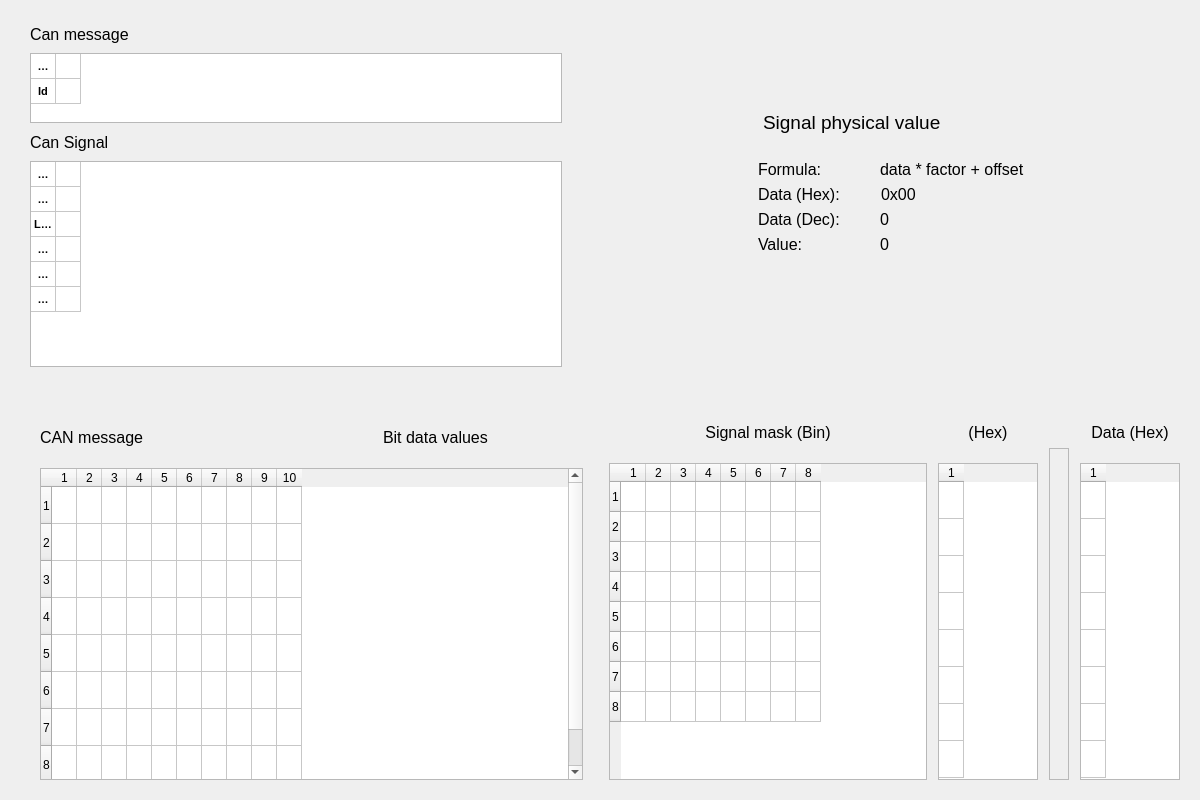
First picture: the form in BusConfigUI/CanMessageSimulator.ui, repository Patryk-97/BusConfig, before the edit.
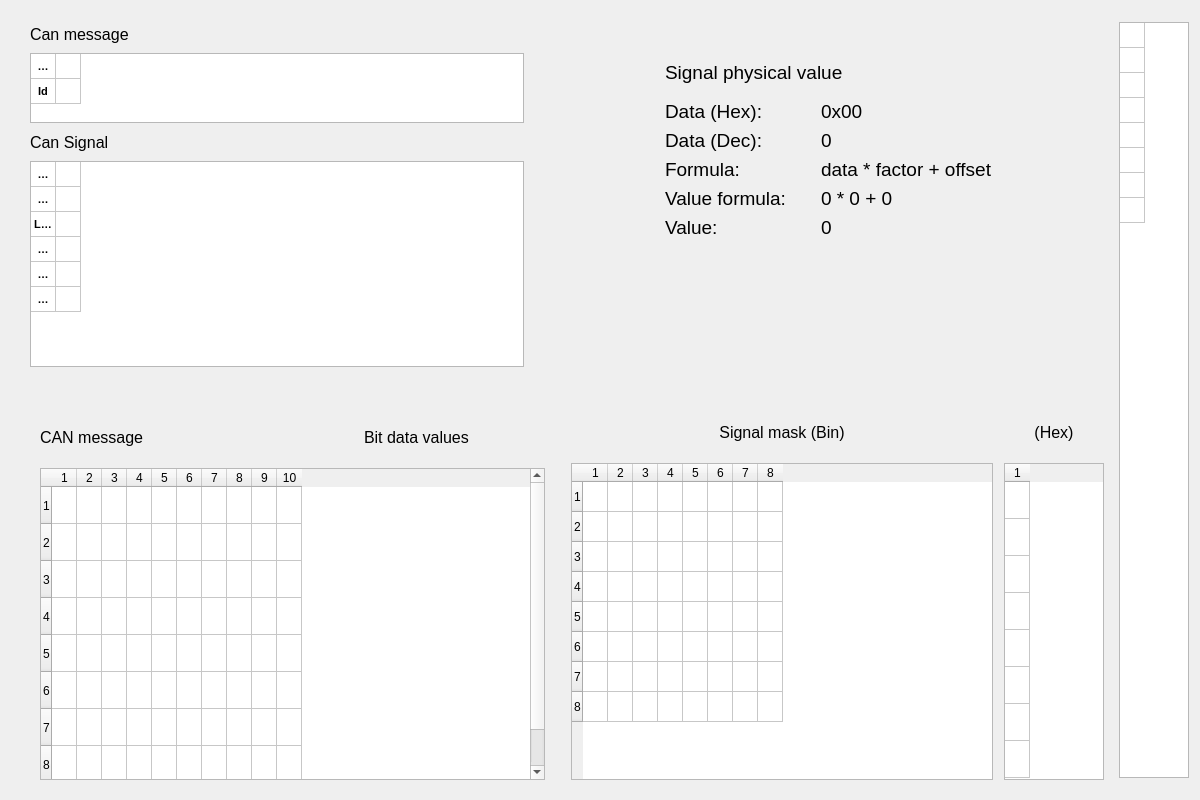
Second picture: the form after the edit.

Commit message: Added can signal raw data table widget and background colors of msb and lsb

What changed in the file:
```diff
--- a/BusConfigUI/CanMessageSimulator.ui
+++ b/BusConfigUI/CanMessageSimulator.ui
@@ -24,7 +24,7 @@
 	border: 0;
 }</string>
   </property>
-  <layout class="QGridLayout" name="gridLayout_2" rowstretch="1,1">
+  <layout class="QGridLayout" name="gridLayout_2" rowstretch="1,1" columnstretch="16,1">
    <property name="leftMargin">
     <number>0</number>
    </property>
@@ -252,6 +252,15 @@
           <property name="textAlignment">
            <set>AlignCenter</set>
           </property>
+          <property name="background">
+           <brush brushstyle="NoBrush">
+            <color alpha="255">
+             <red>0</red>
+             <green>0</green>
+             <blue>0</blue>
+            </color>
+           </brush>
+          </property>
           <property name="flags">
            <set>ItemIsSelectable|ItemIsDragEnabled|ItemIsDropEnabled|ItemIsUserCheckable|ItemIsEnabled</set>
           </property>
@@ -367,59 +376,47 @@
      <item>
       <widget class="QWidget" name="widget" native="true">
        <layout class="QFormLayout" name="formLayout">
+        <property name="horizontalSpacing">
+         <number>30</number>
+        </property>
+        <property name="verticalSpacing">
+         <number>6</number>
+        </property>
         <property name="leftMargin">
-         <number>160</number>
+         <number>60</number>
         </property>
         <property name="topMargin">
-         <number>100</number>
+         <number>50</number>
         </property>
         <property name="bottomMargin">
          <number>100</number>
         </property>
-        <item row="1" column="0" colspan="2">
-         <widget class="QLabel" name="label_12">
-          <property name="font">
-           <font>
-            <pointsize>14</pointsize>
-            <weight>50</weight>
-            <bold>false</bold>
-            <underline>false</underline>
-            <strikeout>false</strikeout>
-           </font>
-          </property>
-          <property name="styleSheet">
-           <string notr="true">QLabel {
-	margin-bottom: 20px;
-}</string>
-          </property>
-          <property name="text">
-           <string>Signal physical value</string>
-          </property>
-         </widget>
-        </item>
-        <item row="3" column="0">
+        <item row="4" column="0">
          <widget class="QLabel" name="label">
           <property name="font">
            <font>
-            <pointsize>12</pointsize>
+            <pointsize>14</pointsize>
            </font>
           </property>
+          <property name="styleSheet">
+           <string notr="true">QLabel {
+	margin-left: 40px;
+}</string>
+          </property>
           <property name="text">
            <string>Data (Hex):</string>
           </property>
          </widget>
         </item>
-        <item row="3" column="1">
+        <item row="4" column="1">
          <widget class="QLabel" name="label_DataHex">
           <property name="font">
            <font>
-            <pointsize>12</pointsize>
+            <pointsize>14</pointsize>
            </font>
           </property>
           <property name="styleSheet">
-           <string notr="true">QLabel {
-	margin-left: 35px;
-}</string>
+           <string notr="true"/>
           </property>
           <property name="text">
            <string>0x00</string>
@@ -429,93 +426,156 @@
           </property>
          </widget>
         </item>
-        <item row="4" column="0">
+        <item row="5" column="0">
          <widget class="QLabel" name="label_3">
           <property name="font">
            <font>
-            <pointsize>12</pointsize>
+            <pointsize>14</pointsize>
            </font>
           </property>
+          <property name="styleSheet">
+           <string notr="true">QLabel {
+	margin-left: 40px;
+}</string>
+          </property>
           <property name="text">
            <string>Data (Dec):</string>
           </property>
          </widget>
         </item>
-        <item row="4" column="1">
-         <widget class="QLabel" name="label_DataDec">
-          <property name="font">
-           <font>
-            <pointsize>12</pointsize>
-           </font>
-          </property>
-          <property name="styleSheet">
-           <string notr="true">QLabel {
-	margin-left: 30px;
-}</string>
-          </property>
-          <property name="text">
-           <string>0</string>
-          </property>
-         </widget>
-        </item>
-        <item row="5" column="0">
-         <widget class="QLabel" name="label_5">
-          <property name="font">
-           <font>
-            <pointsize>12</pointsize>
-           </font>
-          </property>
-          <property name="text">
-           <string>Value:</string>
-          </property>
-         </widget>
-        </item>
         <item row="5" column="1">
-         <widget class="QLabel" name="label_Value">
+         <widget class="QLabel" name="label_DataDec">
           <property name="font">
            <font>
-            <pointsize>12</pointsize>
+            <pointsize>14</pointsize>
            </font>
           </property>
           <property name="styleSheet">
-           <string notr="true">QLabel {
-	margin-left: 30px;
-}</string>
+           <string notr="true"/>
           </property>
           <property name="text">
            <string>0</string>
           </property>
          </widget>
         </item>
-        <item row="2" column="0">
+        <item row="6" column="0">
          <widget class="QLabel" name="label_2">
           <property name="font">
            <font>
-            <pointsize>12</pointsize>
+            <pointsize>14</pointsize>
            </font>
           </property>
+          <property name="styleSheet">
+           <string notr="true">QLabel {
+	margin-left: 40px;
+}</string>
+          </property>
           <property name="text">
            <string>Formula:</string>
           </property>
          </widget>
         </item>
-        <item row="2" column="1">
+        <item row="6" column="1">
          <widget class="QLabel" name="label_4">
           <property name="font">
            <font>
-            <pointsize>12</pointsize>
+            <pointsize>14</pointsize>
            </font>
           </property>
           <property name="styleSheet">
-           <string notr="true">QLabel {
-	margin-left: 30px;
-}</string>
+           <string notr="true"/>
           </property>
           <property name="text">
            <string>data * factor + offset</string>
           </property>
          </widget>
         </item>
+        <item row="7" column="0">
+         <widget class="QLabel" name="label_20">
+          <property name="font">
+           <font>
+            <pointsize>14</pointsize>
+           </font>
+          </property>
+          <property name="styleSheet">
+           <string notr="true">QLabel {
+	margin-left: 40px;
+}</string>
+          </property>
+          <property name="text">
+           <string>Value formula:</string>
+          </property>
+         </widget>
+        </item>
+        <item row="7" column="1">
+         <widget class="QLabel" name="label_ValueFormula">
+          <property name="font">
+           <font>
+            <pointsize>14</pointsize>
+           </font>
+          </property>
+          <property name="styleSheet">
+           <string notr="true"/>
+          </property>
+          <property name="text">
+           <string>0 * 0 + 0</string>
+          </property>
+         </widget>
+        </item>
+        <item row="8" column="0">
+         <widget class="QLabel" name="label_5">
+          <property name="font">
+           <font>
+            <pointsize>14</pointsize>
+           </font>
+          </property>
+          <property name="styleSheet">
+           <string notr="true">QLabel {
+	margin-left: 40px;
+}</string>
+          </property>
+          <property name="text">
+           <string>Value:</string>
+          </property>
+         </widget>
+        </item>
+        <item row="8" column="1">
+         <widget class="QLabel" name="label_Value">
+          <property name="font">
+           <font>
+            <pointsize>14</pointsize>
+           </font>
+          </property>
+          <property name="styleSheet">
+           <string notr="true"/>
+          </property>
+          <property name="text">
+           <string>0</string>
+          </property>
+         </widget>
+        </item>
+        <item row="3" column="0" colspan="2">
+         <widget class="QLabel" name="label_12">
+          <property name="font">
+           <font>
+            <pointsize>14</pointsize>
+            <weight>50</weight>
+            <bold>false</bold>
+            <underline>false</underline>
+            <strikeout>false</strikeout>
+           </font>
+          </property>
+          <property name="styleSheet">
+           <string notr="true">QLabel {
+	margin-left: 40px;
+	margin-bottom: 10px;
+}</string>
+          </property>
+          <property name="text">
+           <string>Signal physical value</string>
+          </property>
+         </widget>
+        </item>
        </layout>
       </widget>
      </item>
@@ -666,7 +726,7 @@
        <property name="title">
         <string/>
        </property>
-       <layout class="QGridLayout" name="gridLayout_3" rowstretch="0,0,0" columnstretch="16,2,1,2" rowminimumheight="0,0,0" columnminimumwidth="16,2,1,2">
+       <layout class="QGridLayout" name="gridLayout_3" rowstretch="0,0,0" columnstretch="16,1">
         <property name="leftMargin">
          <number>11</number>
         </property>
@@ -711,96 +771,6 @@
           </property>
          </widget>
         </item>
-        <item row="1" column="3">
-         <widget class="QLabel" name="label_11">
-          <property name="font">
-           <font>
-            <pointsize>12</pointsize>
-           </font>
-          </property>
-          <property name="text">
-           <string>Data (Hex)</string>
-          </property>
-          <property name="alignment">
-           <set>Qt::AlignCenter</set>
-          </property>
-         </widget>
-        </item>
-        <item row="2" column="0">
-         <widget class="QTableWidget" name="tableWidget_SignalMaskBin">
-          <property name="styleSheet">
-           <string notr="true"/>
-          </property>
-          <property name="rowCount">
-           <number>8</number>
-          </property>
-          <property name="columnCount">
-           <number>8</number>
-          </property>
-          <attribute name="horizontalHeaderMinimumSectionSize">
-           <number>25</number>
-          </attribute>
-          <attribute name="horizontalHeaderDefaultSectionSize">
-           <number>25</number>
-          </attribute>
-          <attribute name="verticalHeaderMinimumSectionSize">
-           <number>25</number>
-          </attribute>
-          <row/>
-          <row/>
-          <row/>
-          <row/>
-          <row/>
-          <row/>
-          <row/>
-          <row/>
-          <column/>
-          <column/>
-          <column/>
-          <column/>
-          <column/>
-          <column/>
-          <column/>
-          <column/>
-         </widget>
-        </item>
-        <item row="2" column="3">
-         <widget class="QTableWidget" name="tableWidget_DataHex">
-          <property name="rowCount">
-           <number>8</number>
-          </property>
-          <property name="columnCount">
-           <number>1</number>
-          </property>
-          <attribute name="horizontalHeaderVisible">
-           <bool>true</bool>
-          </attribute>
-          <attribute name="horizontalHeaderMinimumSectionSize">
-           <number>25</number>
-          </attribute>
-          <attribute name="horizontalHeaderDefaultSectionSize">
-           <number>25</number>
-          </attribute>
-          <attribute name="verticalHeaderVisible">
-           <bool>false</bool>
-          </attribute>
-          <attribute name="verticalHeaderMinimumSectionSize">
-           <number>25</number>
-          </attribute>
-          <attribute name="verticalHeaderDefaultSectionSize">
-           <number>37</number>
-          </attribute>
-          <row/>
-          <row/>
-          <row/>
-          <row/>
-          <row/>
-          <row/>
-          <row/>
-          <row/>
-          <column/>
-         </widget>
-        </item>
         <item row="2" column="1">
          <widget class="QTableWidget" name="tableWidget_SignalMaskHex">
           <property name="styleSheet">
@@ -841,14 +811,42 @@
           <column/>
          </widget>
         </item>
-        <item row="2" column="2">
-         <widget class="QFrame" name="frame">
-          <property name="frameShape">
-           <enum>QFrame::StyledPanel</enum>
+        <item row="2" column="0">
+         <widget class="QTableWidget" name="tableWidget_SignalMaskBin">
+          <property name="styleSheet">
+           <string notr="true"/>
           </property>
-          <property name="frameShadow">
-           <enum>QFrame::Raised</enum>
+          <property name="rowCount">
+           <number>8</number>
           </property>
+          <property name="columnCount">
+           <number>8</number>
+          </property>
+          <attribute name="horizontalHeaderMinimumSectionSize">
+           <number>25</number>
+          </attribute>
+          <attribute name="horizontalHeaderDefaultSectionSize">
+           <number>25</number>
+          </attribute>
+          <attribute name="verticalHeaderMinimumSectionSize">
+           <number>25</number>
+          </attribute>
+          <row/>
+          <row/>
+          <row/>
+          <row/>
+          <row/>
+          <row/>
+          <row/>
+          <row/>
+          <column/>
+          <column/>
+          <column/>
+          <column/>
+          <column/>
+          <column/>
+          <column/>
+          <column/>
          </widget>
         </item>
        </layout>
@@ -856,6 +854,82 @@
      </item>
     </layout>
    </item>
+   <item row="0" column="1" rowspan="2">
+    <layout class="QVBoxLayout" name="verticalLayout_2">
+     <property name="topMargin">
+      <number>11</number>
+     </property>
+     <property name="bottomMargin">
+      <number>11</number>
+     </property>
+     <item>
+      <widget class="QTableWidget" name="tableWidget_CanSignalRawData">
+       <property name="minimumSize">
+        <size>
+         <width>50</width>
+         <height>0</height>
+        </size>
+       </property>
+       <property name="maximumSize">
+        <size>
+         <width>75</width>
+         <height>16777215</height>
+        </size>
+       </property>
+       <property name="styleSheet">
+        <string notr="true"/>
+       </property>
+       <property name="rowCount">
+        <number>8</number>
+       </property>
+       <property name="columnCount">
+        <number>1</number>
+       </property>
+       <attribute name="horizontalHeaderVisible">
+        <bool>false</bool>
+       </attribute>
+       <attribute name="horizontalHeaderMinimumSectionSize">
+        <number>25</number>
+       </attribute>
+       <attribute name="horizontalHeaderDefaultSectionSize">
+        <number>25</number>
+       </attribute>
+       <attribute name="verticalHeaderVisible">
+        <bool>false</bool>
+       </attribute>
+       <attribute name="verticalHeaderMinimumSectionSize">
+        <number>25</number>
+       </attribute>
+       <attribute name="verticalHeaderDefaultSectionSize">
+        <number>25</number>
+       </attribute>
+       <row/>
+       <row/>
+       <row/>
+       <row/>
+       <row/>
+       <row/>
+       <row/>
+       <row/>
+       <column/>
+       <item row="0" column="0">
+        <property name="text">
+         <string/>
+        </property>
+        <property name="background">
+         <brush brushstyle="NoBrush">
+          <color alpha="255">
+           <red>255</red>
+           <green>255</green>
+           <blue>255</blue>
+          </color>
+         </brush>
+        </property>
+       </item>
+      </widget>
+     </item>
+    </layout>
+   </item>
   </layout>
  </widget>
  <resources/>
```
The commit also changes 3 other files.
